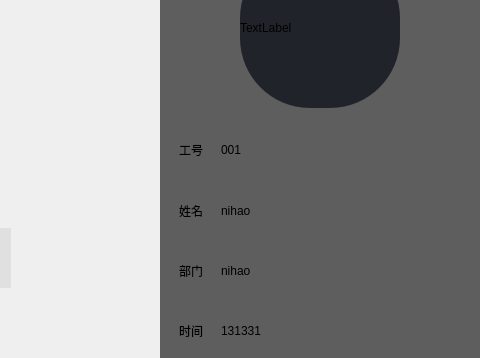
Before: the Qt Designer form QT_FaceID/AttendanceClicent/cell/faceattendence.ui in BAOfanTing/CPP_Study, drawn with Qt 5; both pictures show x 320 to 800 and y 122 to 480 of the 800 by 480 pixel window.
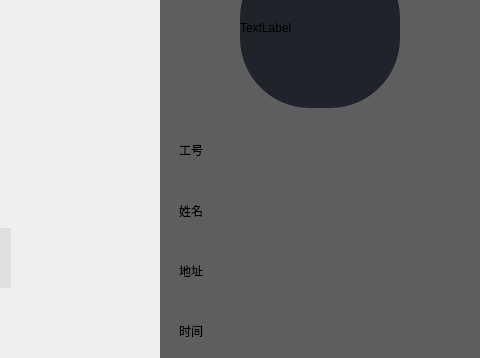
After: the same form once the commit is applied. Icons and pictures are not drawn.

What changed in the file:
```diff
--- a/QT_FaceID/AttendanceClicent/cell/faceattendence.ui
+++ b/QT_FaceID/AttendanceClicent/cell/faceattendence.ui
@@ -241,7 +241,7 @@
       <item row="0" column="1">
        <widget class="QLabel" name="lb_number">
         <property name="text">
-         <string>001</string>
+         <string/>
         </property>
         <property name="name" stdset="0">
          <string>value</string>
@@ -270,7 +270,7 @@
       <item row="3" column="1">
        <widget class="QLabel" name="lb_time">
         <property name="text">
-         <string>131331</string>
+         <string/>
         </property>
         <property name="name" stdset="0">
          <string>value</string>
@@ -280,7 +280,7 @@
       <item row="1" column="1">
        <widget class="QLabel" name="lb_nickname">
         <property name="text">
-         <string>nihao</string>
+         <string/>
         </property>
         <property name="name" stdset="0">
          <string>value</string>
@@ -309,7 +309,7 @@
       <item row="2" column="1">
        <widget class="QLabel" name="lb_department">
         <property name="text">
-         <string>nihao</string>
+         <string/>
         </property>
         <property name="name" stdset="0">
          <string>value</string>
@@ -325,7 +325,7 @@
          </size>
         </property>
         <property name="text">
-         <string>部门</string>
+         <string>地址</string>
         </property>
         <property name="alignment">
          <set>Qt::AlignCenter</set>
```
Left out of the diff: 4 changed lines with no effect on the pictures.
